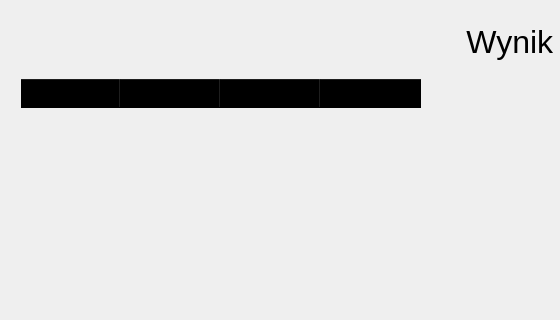
Old version of the form src/gui/accounts/statistics/mini_statistics_window/mini_statistics_window.ui in the repository piotrjwegrzyn/Scrabble; both pictures show x 0 to 560 and y 0 to 320 of the 1080 by 675 pixel window.
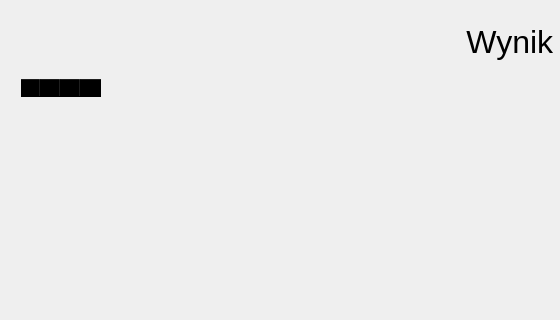
New version of the form.

Patch:
```diff
--- a/src/gui/accounts/statistics/mini_statistics_window/mini_statistics_window.ui
+++ b/src/gui/accounts/statistics/mini_statistics_window/mini_statistics_window.ui
@@ -81,8 +81,8 @@
          <property name="styleSheet">
           <string notr="true">background: rgb(0,0,0,0);
 border: rgb(0,0,0,0);
-selection-color: rgb(128,0,128,0);
-selection-background-color: rgb(0,96,255);</string>
+selection-color: rgb(0,0,0,255);
+selection-background-color: rgb(128,128,128,128);</string>
          </property>
          <property name="sizeAdjustPolicy">
           <enum>QAbstractScrollArea::AdjustToContents</enum>
@@ -130,13 +130,13 @@
           <number>0</number>
          </property>
          <attribute name="horizontalHeaderDefaultSectionSize">
-          <number>100</number>
+          <number>0</number>
          </attribute>
          <attribute name="horizontalHeaderHighlightSections">
           <bool>false</bool>
          </attribute>
          <attribute name="horizontalHeaderMinimumSectionSize">
-          <number>40</number>
+          <number>0</number>
          </attribute>
          <attribute name="horizontalHeaderShowSortIndicator" stdset="0">
           <bool>false</bool>
@@ -145,25 +145,18 @@
           <bool>true</bool>
          </attribute>
          <attribute name="verticalHeaderDefaultSectionSize">
-          <number>100</number>
+          <number>0</number>
          </attribute>
          <attribute name="verticalHeaderHighlightSections">
           <bool>false</bool>
          </attribute>
          <attribute name="verticalHeaderMinimumSectionSize">
-          <number>40</number>
+          <number>0</number>
          </attribute>
          <column>
           <property name="text">
            <string>Gracz</string>
           </property>
-          <property name="font">
-           <font>
-            <pointsize>16</pointsize>
-            <weight>75</weight>
-            <bold>true</bold>
-           </font>
-          </property>
           <property name="textAlignment">
            <set>AlignCenter</set>
           </property>
@@ -172,13 +165,6 @@
           <property name="text">
            <string>Liczba zdobytych punktów</string>
           </property>
-          <property name="font">
-           <font>
-            <pointsize>16</pointsize>
-            <weight>75</weight>
-            <bold>true</bold>
-           </font>
-          </property>
           <property name="textAlignment">
            <set>AlignCenter</set>
           </property>
@@ -187,14 +173,6 @@
           <property name="text">
            <string>Max Punktów do zdobycia</string>
           </property>
-          <property name="font">
-           <font>
-            <family>MS Shell Dlg 2</family>
-            <pointsize>16</pointsize>
-            <weight>75</weight>
-            <bold>true</bold>
-           </font>
-          </property>
           <property name="textAlignment">
            <set>AlignCenter</set>
           </property>
@@ -203,13 +181,6 @@
           <property name="text">
            <string>Stosunek zdobyte / max możliwych [%]</string>
           </property>
-          <property name="font">
-           <font>
-            <pointsize>16</pointsize>
-            <weight>75</weight>
-            <bold>true</bold>
-           </font>
-          </property>
           <property name="textAlignment">
            <set>AlignCenter</set>
           </property>
```
Left out of the diff: 6 changed lines with no effect on the pictures.
